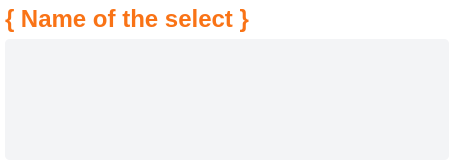
Old version of the form selectcontentmanager.ui in the repository Ph4sm4/FinelogApp.
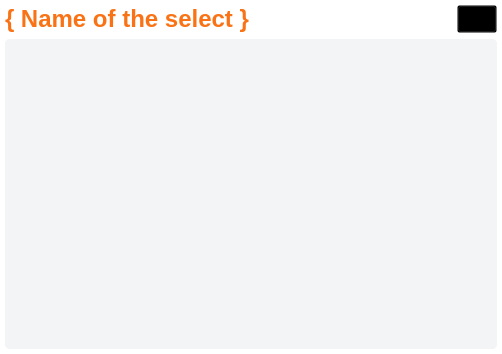
New version of the form. Icons and pictures are not drawn.

Patch:
```diff
--- a/selectcontentmanager.ui
+++ b/selectcontentmanager.ui
@@ -6,8 +6,8 @@
    <rect>
     <x>0</x>
     <y>0</y>
-    <width>454</width>
-    <height>165</height>
+    <width>502</width>
+    <height>354</height>
    </rect>
   </property>
   <property name="windowTitle">
@@ -59,19 +59,7 @@
        <number>0</number>
       </property>
       <item>
-       <layout class="QVBoxLayout" name="verticalLayout_2">
-        <property name="leftMargin">
-         <number>0</number>
-        </property>
-        <property name="topMargin">
-         <number>0</number>
-        </property>
-        <property name="rightMargin">
-         <number>0</number>
-        </property>
-        <property name="bottomMargin">
-         <number>0</number>
-        </property>
+       <layout class="QHBoxLayout" name="horizontalLayout">
         <item>
          <widget class="QLabel" name="title">
           <property name="font">
@@ -93,7 +81,73 @@
          </widget>
         </item>
         <item>
+         <spacer name="horizontalSpacer">
+          <property name="orientation">
+           <enum>Qt::Horizontal</enum>
+          </property>
+          <property name="sizeType">
+           <enum>QSizePolicy::Expanding</enum>
+          </property>
+          <property name="sizeHint" stdset="0">
+           <size>
+            <width>40</width>
+            <height>20</height>
+           </size>
+          </property>
+         </spacer>
+        </item>
+        <item>
+         <widget class="QPushButton" name="addField">
+          <property name="maximumSize">
+           <size>
+            <width>40</width>
+            <height>40</height>
+           </size>
+          </property>
+          <property name="styleSheet">
+           <string notr="true">QPushButton {
+background: transparent;
+}</string>
+          </property>
+          <property name="text">
+           <string/>
+          </property>
+          <property name="icon">
+           <iconset resource="Images.qrc">
+            <normaloff>:/icons/content/plus-icon.svg</normaloff>:/icons/content/plus-icon.svg</iconset>
+          </property>
+          <property name="iconSize">
+           <size>
+            <width>28</width>
+            <height>28</height>
+           </size>
+          </property>
+         </widget>
+        </item>
+       </layout>
+      </item>
+      <item>
+       <layout class="QVBoxLayout" name="verticalLayout_2">
+        <property name="leftMargin">
+         <number>0</number>
+        </property>
+        <property name="topMargin">
+         <number>0</number>
+        </property>
+        <property name="rightMargin">
+         <number>0</number>
+        </property>
+        <property name="bottomMargin">
+         <number>0</number>
+        </property>
+        <item>
          <widget class="QScrollArea" name="scrollArea">
+          <property name="minimumSize">
+           <size>
+            <width>0</width>
+            <height>300</height>
+           </size>
+          </property>
           <property name="styleSheet">
            <string notr="true">QScrollArea {
     background-color: transparent;
@@ -138,16 +192,23 @@
           <property name="widgetResizable">
            <bool>true</bool>
           </property>
+          <property name="alignment">
+           <set>Qt::AlignLeading|Qt::AlignLeft|Qt::AlignTop</set>
+          </property>
           <widget class="QWidget" name="fieldSelectWidgets">
            <property name="geometry">
             <rect>
              <x>0</x>
              <y>0</y>
-             <width>442</width>
-             <height>115</height>
+             <width>490</width>
+             <height>300</height>
             </rect>
            </property>
-           <layout class="QVBoxLayout" name="verticalLayout_3"/>
+           <layout class="QVBoxLayout" name="verticalLayout_3">
+            <property name="spacing">
+             <number>10</number>
+            </property>
+           </layout>
           </widget>
          </widget>
         </item>
```
Left out of the diff: 4 changed lines with no effect on the pictures.
